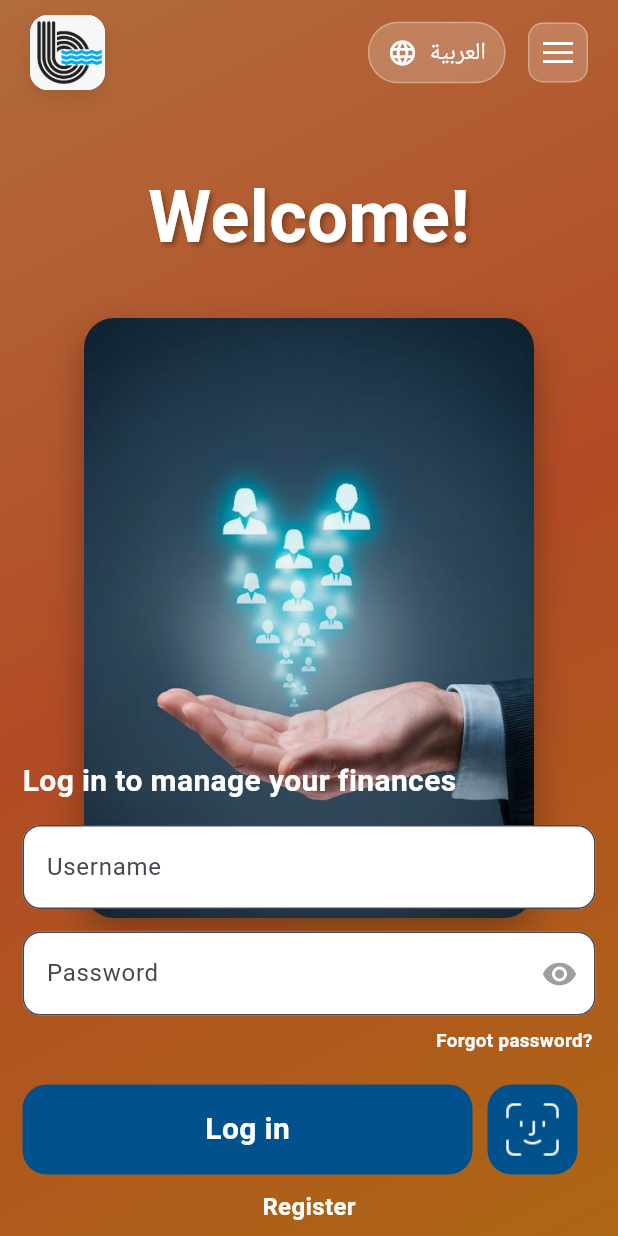
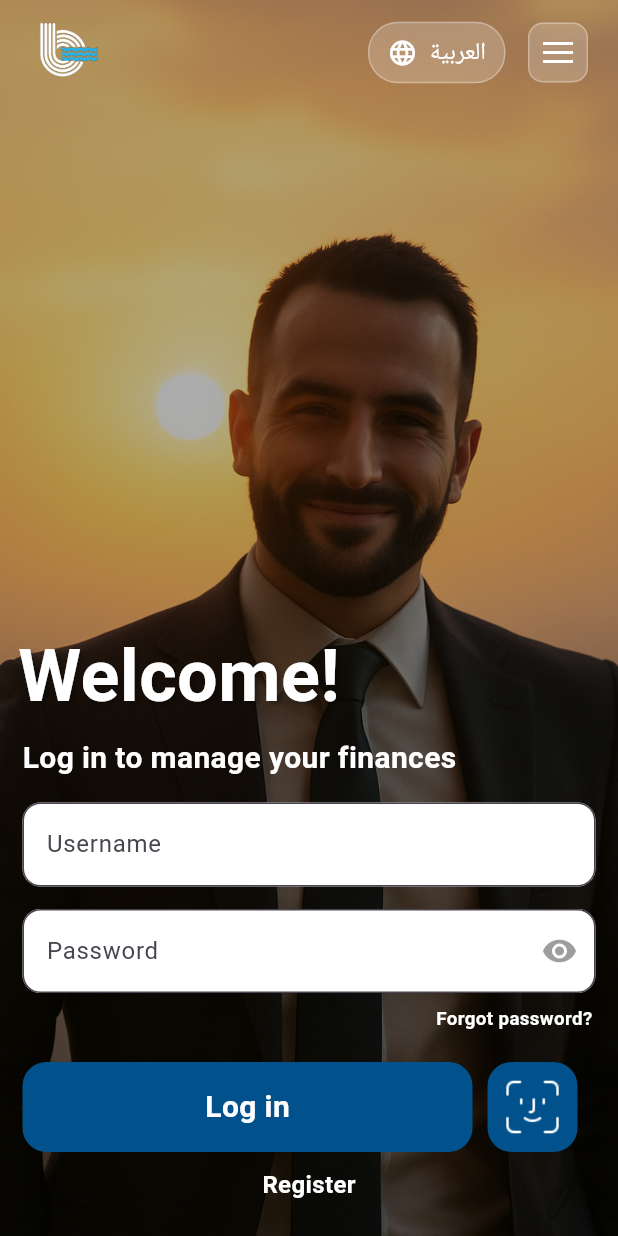
Before and after one commit to Bavlyy-Ramy/SCB_Login_Page, a Flutter app: the screen it shows after launch, on a phone screen of 412 x 824 dp. Run offline on Flutter 3.47's test engine with Material 3 defaults, Android fonts, the phone set to English and light mode, and no system bars; our stand-ins replace bloc.

Commit message:
Task 2 Setup (clean archi)

```diff
--- /dev/null
+++ b/devtools_options.yaml
@@ -0,0 +1,3 @@
+description: This file stores settings for Dart & Flutter DevTools.
+documentation: https://docs.flutter.dev/tools/devtools/extensions#configure-extension-enablement-states
+extensions:
--- /dev/null
+++ b/lib/features/auth/presentation/cubit/login_cubit.dart
@@ -0,0 +1,8 @@
+import 'package:bloc/bloc.dart';
+import 'package:meta/meta.dart';
+
+part 'login_state.dart';
+
+class LoginCubit extends Cubit<LoginState> {
+  LoginCubit() : super(LoginInitial());
+}
--- /dev/null
+++ b/lib/features/auth/presentation/cubit/login_state.dart
@@ -0,0 +1,6 @@
+part of 'login_cubit.dart';
+
+@immutable
+sealed class LoginState {}
+
+final class LoginInitial extends LoginState {}
--- a/lib/pages/login_page.dart
+++ b/lib/features/auth/presentation/pages/login_page.dart
@@ -1,5 +1,5 @@
 import 'package:flutter/material.dart';
-import 'package:scb_login/widgets/login_form.dart';
+import 'package:scb_login/features/auth/presentation/widgets/login_form.dart';
 import '../widgets/background_section.dart';
 import '../widgets/top_bar_section.dart';
 import '../widgets/welcome_section.dart';
@@ -58,13 +58,17 @@ class _LoginPageState extends State<LoginPage> with TickerProviderStateMixin {
             child: SingleChildScrollView(
               padding: const EdgeInsets.only(bottom: 20),
               child: Column(
+                crossAxisAlignment: CrossAxisAlignment.start,
                 children: [
                   TopBarSection(),
-                  WelcomeSection(
-                    fadeAnimation: _fadeAnimation,
-                    slideAnimation: _slideAnimation,
+                  const SizedBox(height: 340),
+                  Padding(
+                    padding: const EdgeInsets.symmetric(horizontal: 12),
+                    child: WelcomeSection(
+                      fadeAnimation: _fadeAnimation,
+                      slideAnimation: _slideAnimation,
+                    ),
                   ),
-                  const SizedBox(height: 275),
                   const LoginForm(),
                 ],
               ),
--- /dev/null
+++ b/lib/features/auth/presentation/widgets/background_section.dart
@@ -0,0 +1,22 @@
+import 'package:flutter/material.dart';
+
+class BackgroundSection extends StatelessWidget {
+  const BackgroundSection({super.key});
+
+  @override
+  Widget build(BuildContext context) {
+    return Container(
+      decoration: const BoxDecoration(
+        image: DecorationImage(
+          image: AssetImage('assets/images/background.png'),
+          fit: BoxFit.cover,
+        ),
+      ),
+      child: Container(
+        decoration: BoxDecoration(
+          color: Colors.black.withOpacity(0.3), // optional dark overlay
+        ),
+      ),
+    );
+  }
+}
--- a/lib/widgets/top_bar_section.dart
+++ b/lib/features/auth/presentation/widgets/top_bar_section.dart
@@ -5,7 +5,8 @@ class TopBarSection extends StatefulWidget {
   _TopBarSectionState createState() => _TopBarSectionState();
 }
 
-class _TopBarSectionState extends State<TopBarSection> with TickerProviderStateMixin {
+class _TopBarSectionState extends State<TopBarSection>
+    with TickerProviderStateMixin {
   bool isArabic = true;
   late AnimationController _languageAnimationController;
   late Animation<double> _languageAnimation;
@@ -73,20 +74,13 @@ class _TopBarSectionState extends State<TopBarSection> with TickerProviderStateM
             width: 50,
             height: 50,
             decoration: BoxDecoration(
-              color: Colors.white,
+              color: Colors.transparent,
               borderRadius: BorderRadius.circular(12),
-              boxShadow: [
-                BoxShadow(
-                  color: Colors.black.withOpacity(0.1),
-                  blurRadius: 10,
-                  offset: Offset(0, 5),
-                ),
-              ],
             ),
             child: ClipRRect(
               borderRadius: BorderRadius.circular(12),
               child: Image.asset(
-                'assets/images/unnamed.webp',
+                'assets/images/SCB logo.png',
                 fit: BoxFit.contain,
               ),
             ),
@@ -104,7 +98,8 @@ class _TopBarSectionState extends State<TopBarSection> with TickerProviderStateM
                     return Transform.scale(
                       scale: 1.0 + (_languageAnimation.value * 0.1),
                       child: Container(
-                        padding: EdgeInsets.symmetric(horizontal: 12, vertical: 8),
+                        padding:
+                            EdgeInsets.symmetric(horizontal: 12, vertical: 8),
                         decoration: BoxDecoration(
                           color: Colors.white.withOpacity(0.2),
                           borderRadius: BorderRadius.circular(20),
--- a/lib/widgets/welcome_section.dart
+++ b/lib/features/auth/presentation/widgets/welcome_section.dart
@@ -19,7 +19,7 @@ class WelcomeSection extends StatelessWidget {
           child: FadeTransition(
             opacity: fadeAnimation,
             child: Padding(
-              padding: EdgeInsets.symmetric(vertical: 40),
+              padding: const EdgeInsets.symmetric(vertical: 6),
               child: Column(
                 children: [
                   Text(
@@ -37,7 +37,6 @@ class WelcomeSection extends StatelessWidget {
                       ],
                     ),
                   ),
-                  SizedBox(height: 12),
                 ],
               ),
             ),
--- a/lib/main.dart
+++ b/lib/main.dart
@@ -1,5 +1,5 @@
 import 'package:flutter/material.dart';
-import 'pages/login_page.dart';
+import 'features/auth/presentation/pages/login_page.dart';
 
 void main() {
   runApp(const MyApp());
--- a/lib/widgets/background_section.dart
+++ /dev/null
@@ -1,64 +0,0 @@
-import 'package:flutter/material.dart';
-import '../utils/app_colors.dart';
-
-class BackgroundSection extends StatelessWidget {
-  @override
-  Widget build(BuildContext context) {
-    return Container(
-      width: double.infinity,
-      height: double.infinity,
-      decoration: BoxDecoration(
-        gradient: LinearGradient(
-          begin: Alignment.topLeft,
-          end: Alignment.bottomRight,
-          colors: AppColors.backgroundGradient,
-        ),
-      ),
-      child: Stack(
-        children: [
-          // Background overlay
-          Container(
-            color: Colors.black.withOpacity(0.3),
-          ),
-
-          // Background image
-          Center(
-            child: Container(
-              width: 300,
-              height: 400,
-              decoration: BoxDecoration(
-                borderRadius: BorderRadius.circular(20),
-                image: DecorationImage(
-                  image: AssetImage('assets/images/background.jpg'),
-                  fit: BoxFit.cover,
-                ),
-                // Add shadow
-                boxShadow: [
-                  BoxShadow(
-                    color: Colors.black.withOpacity(0.3),
-                    blurRadius: 20,
-                    offset: Offset(0, 10),
-                  ),
-                ],
-              ),
-              //  Add overlay
-              child: Container(
-                decoration: BoxDecoration(
-                  borderRadius: BorderRadius.circular(20),
-                  gradient: LinearGradient(
-                    begin: Alignment.topCenter,
-                    end: Alignment.bottomCenter,
-                    colors: [
-                      Colors.transparent,
-                      Colors.black.withOpacity(0.1),
-                    ],
-                  ),
-                ),
-              ),
-            ),
-          ),
-        ],
-      ),
-    );
-  }
-}
--- a/pubspec.yaml
+++ b/pubspec.yaml
@@ -12,6 +12,9 @@ dependencies:
     sdk: flutter
 
   cupertino_icons: ^1.0.8
+  flutter_bloc: ^9.1.1
+  bloc: ^9.0.0
+  get_it: ^8.0.3
 
 dev_dependencies:
   flutter_test:
```
Also changed, not shown: assets/images/SCB logo.png (added), assets/images/SCB.jpg (added), assets/images/background.jpg (deleted), assets/images/background.png (added), assets/images/suez 2.png (added), assets/images/suez.jpg (added), lib/core/mocks/login_mock.dart (added), lib/features/auth/presentation/utils/app_colors.dart (renamed from lib/utils/app_colors.dart), lib/features/auth/presentation/widgets/login_form.dart (renamed from lib/widgets/login_form.dart), pubspec.lock.
